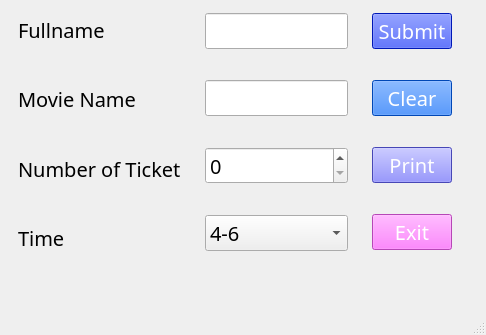
This is S5/ticket.ui in alirezaunix/Advanced-Python-Course-403 as Qt 5 draws it before an edit. The edited form follows.
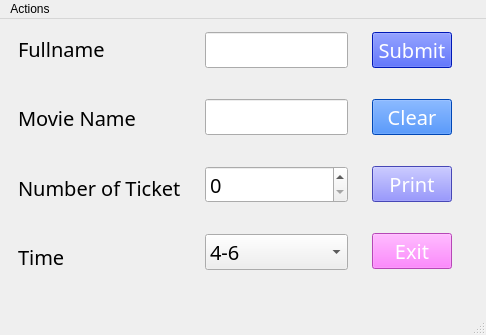
This is the edited form.

The edit to the form file:
```diff
--- a/S5/ticket.ui
+++ b/S5/ticket.ui
@@ -400,6 +400,17 @@
      <height>21</height>
     </rect>
    </property>
+   <widget class="QMenu" name="menuActions">
+    <property name="title">
+     <string>Actions</string>
+    </property>
+    <addaction name="actionSubmit"/>
+    <addaction name="actionPrint"/>
+    <addaction name="actionClear"/>
+    <addaction name="separator"/>
+    <addaction name="actionExit"/>
+   </widget>
+   <addaction name="menuActions"/>
   </widget>
   <widget class="QStatusBar" name="statusbar"/>
  </widget>
```
Left out of the diff: 20 changed lines with no effect on the pictures.
